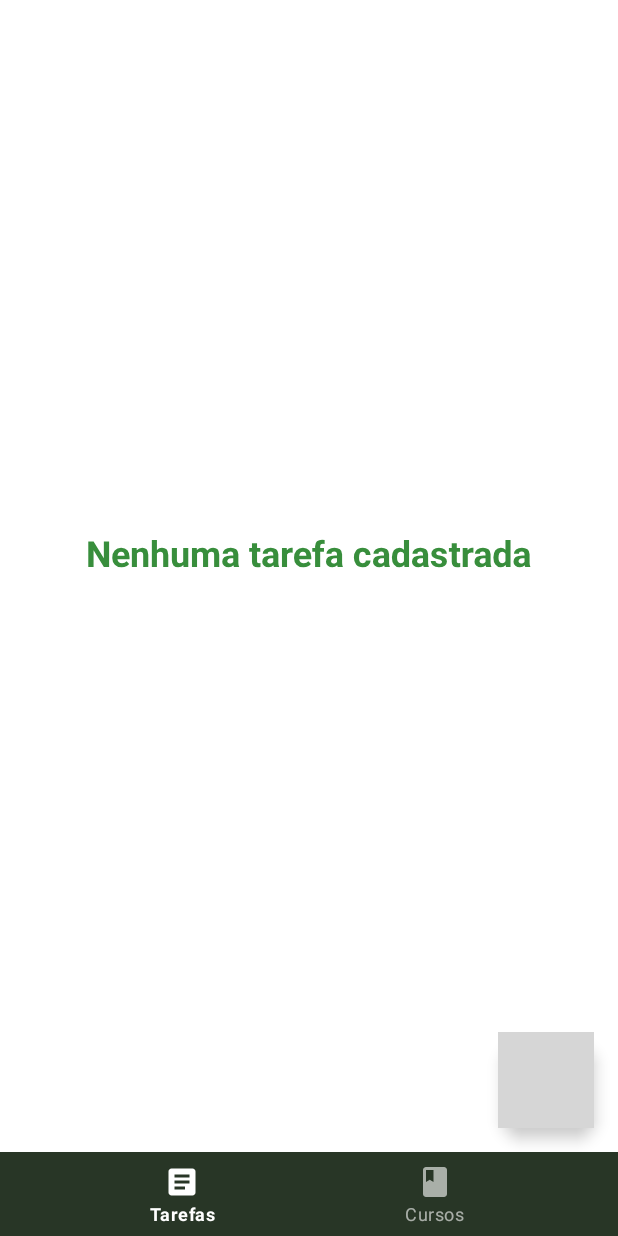
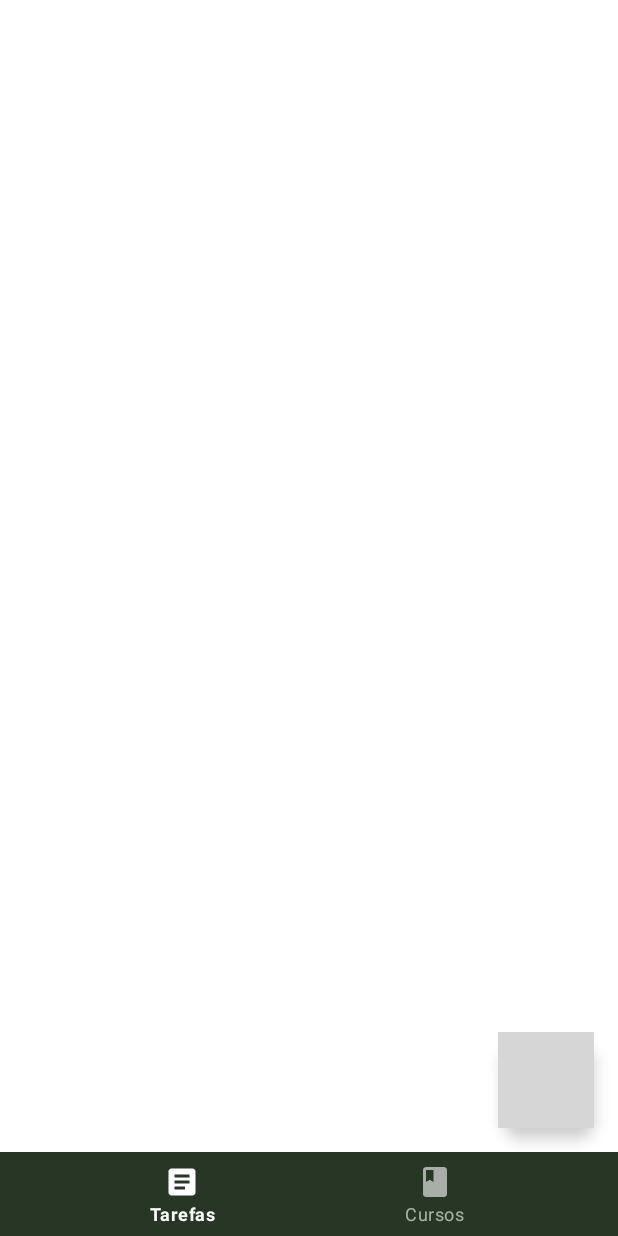
Before and after one commit to Willacy/TarefasAcademicas, an Android app: the screen it shows after launch (MainActivity), on a phone screen of 412 x 824 dp. Run offline under Robolectric (Android 15) with nearby library versions, the phone set to English and light mode, and no system bars; our stand-ins replace navigation-ui; grey boxes are pictures that could not be loaded.

Commit message:
Revert "Mensagem Lita vazia em tarefas"
This reverts commit 0257bfd82da0e95339a542b4684caafbcf9843d7.

```diff
--- a/app/src/main/java/com/example/tarefasacademicas/adpter/TarefaAdapter.java
+++ b/app/src/main/java/com/example/tarefasacademicas/adpter/TarefaAdapter.java
@@ -13,7 +13,6 @@ import androidx.annotation.NonNull;
 import androidx.appcompat.app.AlertDialog;
 
 import com.example.tarefasacademicas.R;
-import com.example.tarefasacademicas.fragments.TarefasFragment;
 import com.example.tarefasacademicas.model.Curso;
 import com.example.tarefasacademicas.model.Tarefa;
 import com.example.tarefasacademicas.view.TarefaActivity;
--- a/app/src/main/java/com/example/tarefasacademicas/fragments/TarefasFragment.java
+++ b/app/src/main/java/com/example/tarefasacademicas/fragments/TarefasFragment.java
@@ -114,15 +114,7 @@ public class TarefasFragment extends Fragment {
     public void listarTarefas(){
         List<Tarefa> lista = tarefa.listar(requireContext());
         TarefaAdapter adapter = new TarefaAdapter(requireContext(), lista);
-        if (lista.isEmpty()) {
-            binding.lstTarefas.setVisibility(View.GONE);
-            binding.txtListaVazia.setVisibility(View.VISIBLE);
-            binding.txtListaVazia.setText("Nenhuma tarefa cadastrada");
-        }else {
-            binding.lstTarefas.setAdapter(adapter);
-            binding.lstTarefas.setVisibility(View.VISIBLE);
-            binding.txtListaVazia.setVisibility(View.GONE);
-        }
+        binding.lstTarefas.setAdapter(adapter);
     }
 
     public void onDestroyView() {
@@ -135,5 +127,4 @@ public class TarefasFragment extends Fragment {
         super.onResume();
         listarTarefas();
     }
-
 }
--- a/app/src/main/res/layout/fragment_tarefas.xml
+++ b/app/src/main/res/layout/fragment_tarefas.xml
@@ -11,16 +11,6 @@
     <androidx.constraintlayout.widget.ConstraintLayout
         android:layout_width="match_parent"
         android:layout_height="match_parent">
-
-        <!-- Informação para a lista vazia -->
-        <androidx.constraintlayout.utils.widget.MotionLabel
-            android:id="@+id/txtListaVazia"
-            android:layout_width="match_parent"
-            android:layout_height="wrap_content"
-            app:layout_constraintBottom_toTopOf="@+id/lstTarefas"
-            android:textColor="@color/colorPrimaryVariant"
-            android:textSize="24sp"
-            android:textStyle="bold"/>
 
         <!-- Lista de tarefas -->
         <ListView
```
